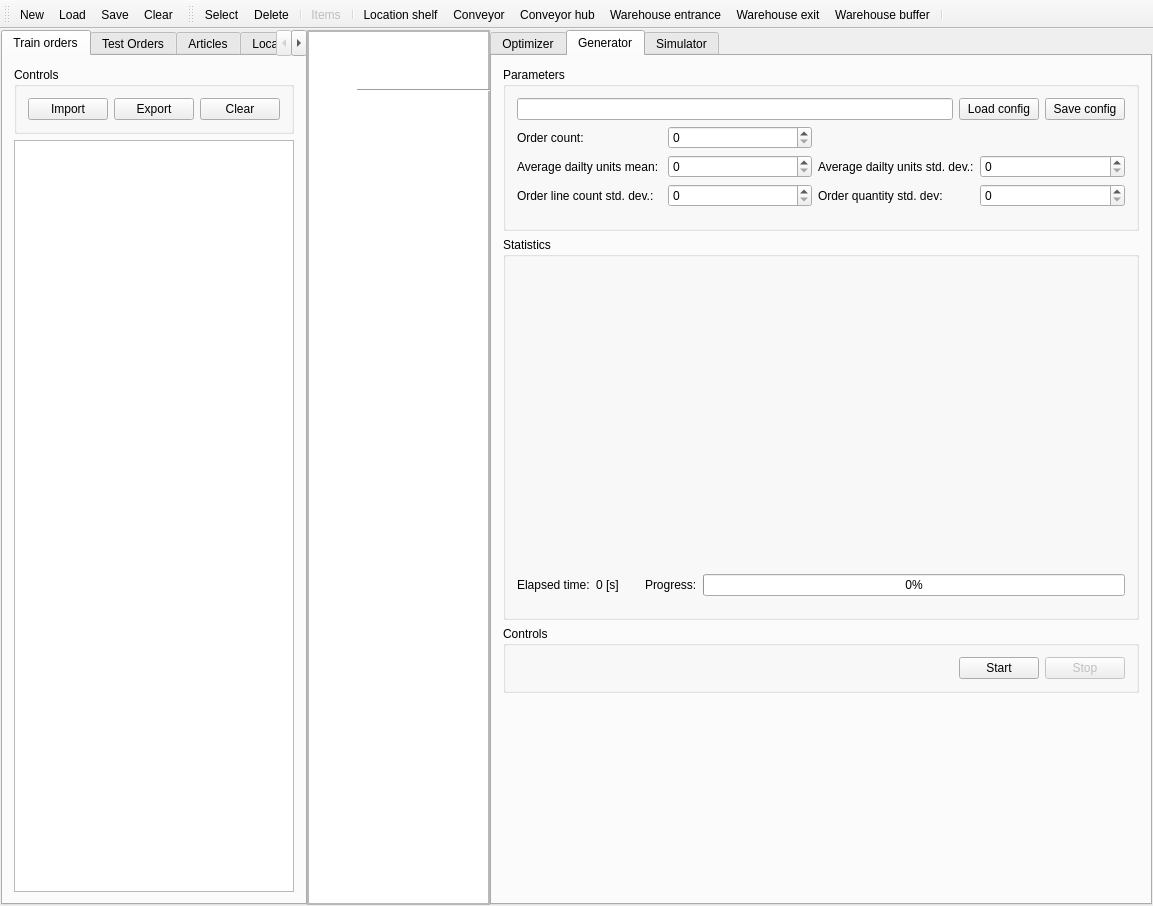
The window that src/gui/mainwindow.ui (kocica/warehouse-manager) describes before a commit, drawn with Qt 5.
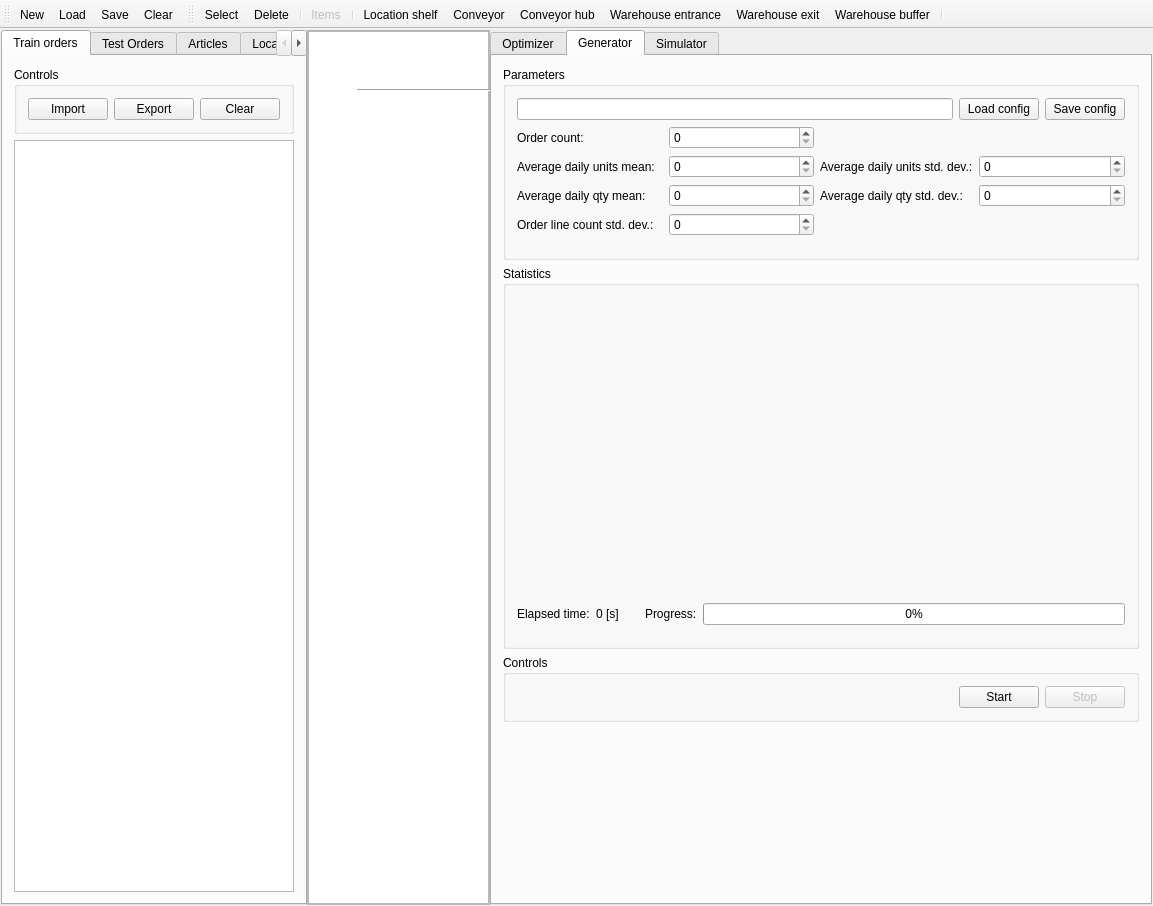
The same window after the commit. The open tabs and pages were chosen to show the change. Icons and pictures are not drawn. Custom widgets are drawn as their Qt base class.

Patch:
```diff
--- a/src/gui/mainwindow.ui
+++ b/src/gui/mainwindow.ui
@@ -1127,13 +1127,6 @@
                    </property>
                   </widget>
                  </item>
-                 <item row="1" column="0">
-                  <widget class="QLabel" name="aduMiLine">
-                   <property name="text">
-                    <string>Average dailty units mean:</string>
-                   </property>
-                  </widget>
-                 </item>
                  <item row="0" column="1">
                   <widget class="QSpinBox" name="orderCount">
                    <property name="maximum">
@@ -1154,36 +1147,67 @@
                    </property>
                   </widget>
                  </item>
+                 <item row="1" column="0">
+                  <widget class="QLabel" name="aduMiLine">
+                   <property name="text">
+                    <string>Average daily units mean:</string>
+                   </property>
+                  </widget>
+                 </item>
                  <item row="1" column="2">
                   <widget class="QLabel" name="aduSigmaLine">
                    <property name="text">
-                    <string>Average dailty units std. dev.:</string>
+                    <string>Average daily units std. dev.:</string>
                    </property>
                   </widget>
                  </item>
-                 <item row="2" column="0">
+                 <item row="2" column="2">
+                  <widget class="QLabel" name="adqSigmaLine">
+                   <property name="text">
+                    <string>Average daily qty std. dev.:</string>
+                   </property>
+                  </widget>
+                 </item>
+                 <item row="2" column="3">
+                  <widget class="QSpinBox" name="adqSigma">
+                   <property name="maximum">
+                    <number>1000</number>
+                   </property>
+                   <property name="singleStep">
+                    <number>10</number>
+                   </property>
+                  </widget>
+                 </item>
+                 <item row="3" column="0">
                   <widget class="QLabel" name="orlCountSigmaLine">
                    <property name="text">
                     <string>Order line count std. dev.:</string>
                    </property>
                   </widget>
                  </item>
-                 <item row="2" column="1">
+                 <item row="3" column="1">
                   <widget class="QSpinBox" name="orlCountSigma">
                    <property name="maximum">
                     <number>100</number>
                    </property>
                   </widget>
                  </item>
-                 <item row="2" column="2">
-                  <widget class="QLabel" name="orlQtySigmaLine">
+                 <item row="2" column="0">
+                  <widget class="QLabel" name="adqMiLine">
                    <property name="text">
-                    <string>Order quantity std. dev:</string>
+                    <string>Average daily qty mean:</string>
                    </property>
                   </widget>
                  </item>
-                 <item row="2" column="3">
-                  <widget class="QSpinBox" name="orlQtySigma"/>
+                 <item row="2" column="1">
+                  <widget class="QSpinBox" name="adqMi">
+                   <property name="maximum">
+                    <number>10000</number>
+                   </property>
+                   <property name="singleStep">
+                    <number>100</number>
+                   </property>
+                  </widget>
                  </item>
                 </layout>
                </item>
```
Left out of the diff: 71 changed lines with no effect on the pictures.
